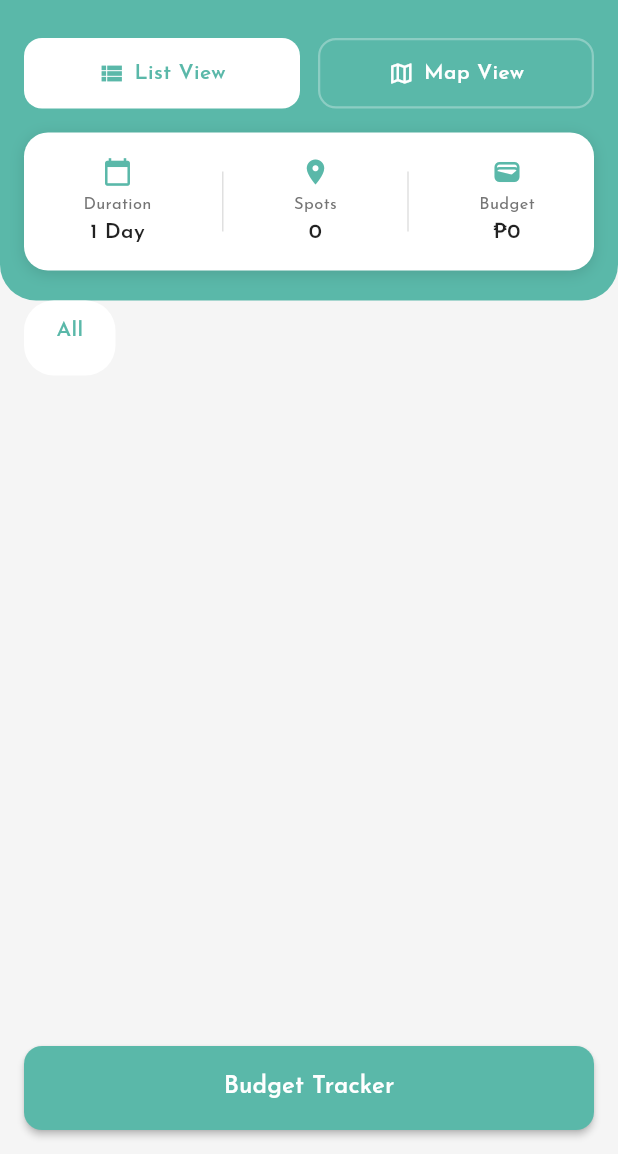
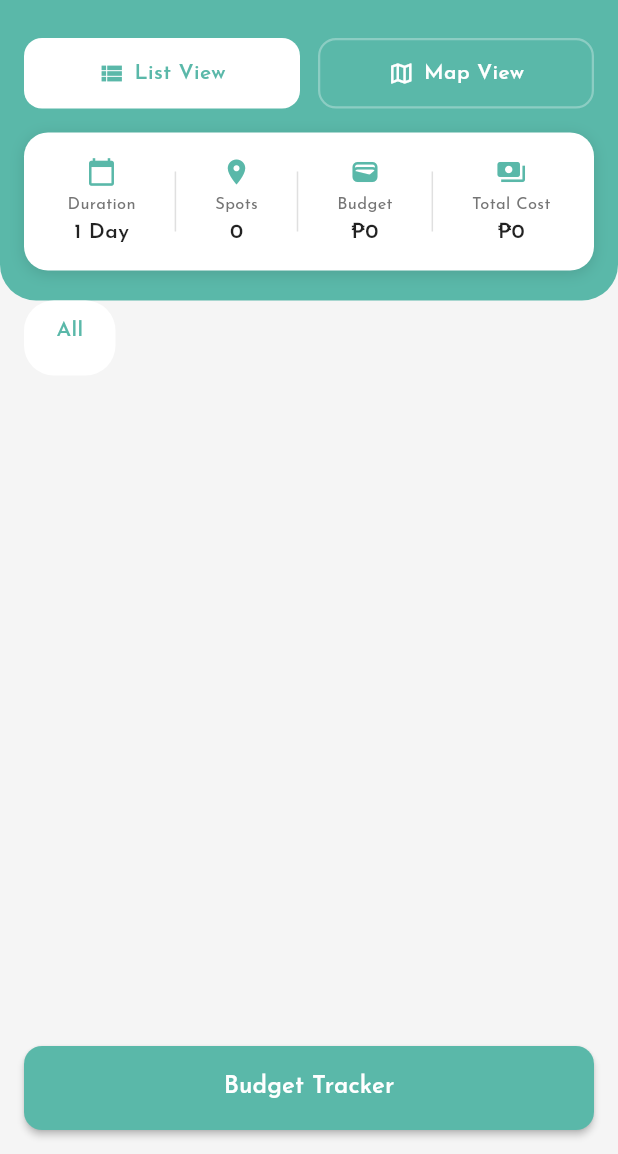
Before and after one commit to Steven-zx/IloJourni, a Flutter app: the TripDetailScreen screen opened by its route, on a phone screen of 412 x 824 dp, the part 82-1236 px from its top. Run offline on Flutter 3.47's test engine with Material 3 defaults, Android fonts, the phone set to English and light mode, and no system bars; our stand-ins replace connectivity_plus, flutter_dotenv, flutter_map, google_fonts, google_generative_ai, latlong2 and 1 more; accounts and stored records are empty.

Commit message:
Implemented Manual Trip Planner live budget

```diff
--- a/ilojourni/lib/screens/sign_in_screen.dart
+++ b/ilojourni/lib/screens/sign_in_screen.dart
@@ -154,8 +154,10 @@
               Center(child: Text('OR', style: (Theme.of(context).textTheme.bodyMedium ?? const TextStyle()).copyWith(color: Colors.black38))),
               const SizedBox(height: 16),
               OutlinedButton(
-                onPressed: () {
-                  // Enter the app without an account
+                onPressed: () async {
+                  // Ensure any existing account session is cleared
+                  await AuthService.instance.signOut();
+                  if (!mounted) return;
                   Navigator.pushNamedAndRemoveUntil(context, HomeShell.route, (route) => false);
                 },
                 child: const Text('Continue as a guest'),
--- a/ilojourni/lib/screens/sign_up_screen.dart
+++ b/ilojourni/lib/screens/sign_up_screen.dart
@@ -166,7 +166,9 @@
               Center(child: Text('OR', style: (Theme.of(context).textTheme.bodyMedium ?? const TextStyle()).copyWith(color: Colors.black38))),
               const SizedBox(height: 16),
               OutlinedButton(
-                onPressed: () {
+                onPressed: () async {
+                  await AuthService.instance.signOut();
+                  if (!mounted) return;
                   Navigator.pushNamedAndRemoveUntil(context, HomeShell.route, (route) => false);
                 },
                 child: const Text('Continue as a guest'),
--- a/ilojourni/lib/screens/trip_detail_screen.dart
+++ b/ilojourni/lib/screens/trip_detail_screen.dart
@@ -33,7 +33,7 @@
     final days = _itinerary!.days;
     if (_selectedDay == 'All') {
       for (final day in days) {
-        widgets.add(_DayHeader(day: 'Day ${day.dayNumber}', dayNumber: day.dayNumber, subtitle: '${day.activities.length} activities planned', isDark: isDark));
+        widgets.add(_DayHeader(day: 'Day ${day.dayNumber}', dayNumber: day.dayNumber, subtitle: '${day.activities.length} activities • ₱${day.totalCost} total', isDark: isDark));
         widgets.add(const SizedBox(height: 12));
         for (int i = 0; i < day.activities.length; i++) {
           final act = day.activities[i];
@@ -56,7 +56,7 @@
     } else {
       final dayNumber = int.parse(_selectedDay.split(' ')[1]);
       final day = days.firstWhere((d) => d.dayNumber == dayNumber, orElse: () => days.first);
-      widgets.add(_DayHeader(day: 'Day ${day.dayNumber}', dayNumber: day.dayNumber, subtitle: '${day.activities.length} activities planned', isDark: isDark));
+      widgets.add(_DayHeader(day: 'Day ${day.dayNumber}', dayNumber: day.dayNumber, subtitle: '${day.activities.length} activities • ₱${day.totalCost} total', isDark: isDark));
       widgets.add(const SizedBox(height: 12));
       for (int i = 0; i < day.activities.length; i++) {
         final act = day.activities[i];
@@ -89,6 +89,7 @@
     final tripDays = itinerary?.days.length ?? 1;
     final tripSpots = itinerary?.days.fold<int>(0, (sum, d) => sum + d.activities.length) ?? 0;
     final tripBudget = trip?.budget ?? itinerary?.totalBudget ?? 0;
+    final tripTotalCost = itinerary?.totalCost ?? 0;
 
     return Scaffold(
       backgroundColor: isDark ? AppTheme.darkBackground : const Color(0xFFF5F5F5),
@@ -200,6 +201,17 @@
                             icon: Icons.wallet,
                             label: 'Budget',
                             value: '₱$tripBudget',
+                            isDark: isDark,
+                          ),
+                          Container(
+                            height: 40,
+                            width: 1,
+                            color: isDark ? Colors.white12 : Colors.grey[300],
+                          ),
+                          _SummaryItem(
+                            icon: Icons.payments,
+                            label: 'Total Cost',
+                            value: '₱$tripTotalCost',
                             isDark: isDark,
                           ),
                         ],
--- a/ilojourni/lib/screens/welcome_screen.dart
+++ b/ilojourni/lib/screens/welcome_screen.dart
@@ -73,6 +73,7 @@
                       child: const Text('Get Started'),
                     ),
                   ),
+                  // Guest option intentionally removed; available after Get Started
                 ],
               ),
             ),
```
Also changed, not shown: ilojourni/lib/screens/manual_itinerary_screen.dart (+53 -41 lines).
